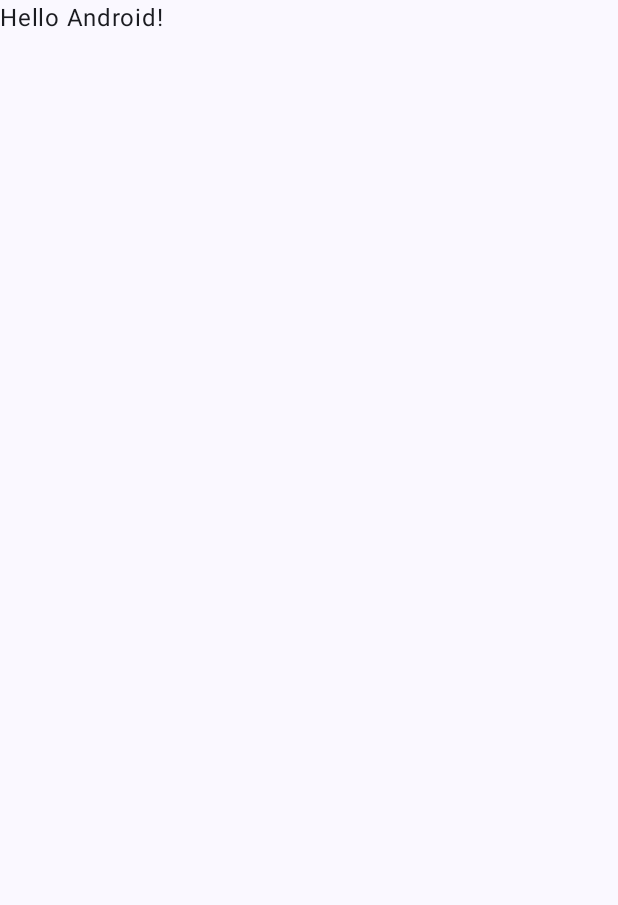
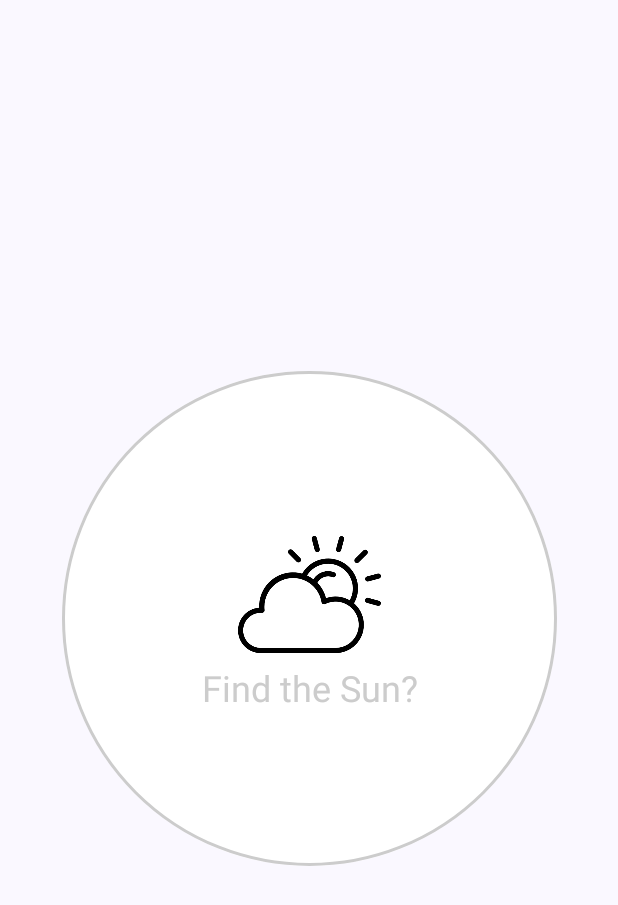
Before and after one commit to arstanrakhmat/weather-forecast-compose, an Android app built with Jetpack Compose: the screen it shows after launch (MainActivity), on a phone screen of 412 x 824 dp. Before the commit the part shown is almost empty. Shown: the top 905 px of the screen. Run offline under Robolectric (Android 15) with nearby library versions, the phone set to English and light mode, and no system bars; our stand-ins replace Dagger/Hilt's generated code.

Commit message:
Create the UI of splash screen

```diff
--- a/app/build.gradle
+++ b/app/build.gradle
@@ -39,7 +39,7 @@ android {
         compose true
     }
     composeOptions {
-        kotlinCompilerExtensionVersion '1.3.2'
+        kotlinCompilerExtensionVersion '1.5.3'
     }
     packagingOptions {
         resources {
@@ -70,10 +70,10 @@ dependencies {
     //Dagger - Hilt
     implementation 'com.google.dagger:hilt-android:2.48'
 
-    implementation "androidx.hilt:hilt-lifecycle-viewmodel:1.0.0-alpha03"
+//    implementation "androidx.hilt:hilt-lifecycle-viewmodel:1.0.0-alpha03"
 // Dagger - Hilt
     kapt "com.google.dagger:hilt-android-compiler:2.48"
-    implementation "androidx.hilt:hilt-lifecycle-viewmodel:1.0.0-alpha03"
+//    implementation "androidx.hilt:hilt-lifecycle-viewmodel:1.0.0-alpha03"
     kapt "androidx.hilt:hilt-compiler:1.0.0"
     implementation "androidx.hilt:hilt-navigation-compose:1.0.0-beta01"
 
--- a/app/src/main/java/com/example/weatherapp/MainActivity.kt
+++ b/app/src/main/java/com/example/weatherapp/MainActivity.kt
@@ -3,13 +3,16 @@ package com.example.weatherapp
 import android.os.Bundle
 import androidx.activity.ComponentActivity
 import androidx.activity.compose.setContent
+import androidx.compose.foundation.layout.Arrangement
+import androidx.compose.foundation.layout.Column
 import androidx.compose.foundation.layout.fillMaxSize
 import androidx.compose.material3.MaterialTheme
 import androidx.compose.material3.Surface
-import androidx.compose.material3.Text
 import androidx.compose.runtime.Composable
+import androidx.compose.ui.Alignment
 import androidx.compose.ui.Modifier
 import androidx.compose.ui.tooling.preview.Preview
+import com.example.weatherapp.navigation.WeatherNavigation
 import com.example.weatherapp.ui.theme.WeatherAppTheme
 import dagger.hilt.android.AndroidEntryPoint
 
@@ -18,31 +21,33 @@ class MainActivity : ComponentActivity() {
     override fun onCreate(savedInstanceState: Bundle?) {
         super.onCreate(savedInstanceState)
         setContent {
-            WeatherAppTheme {
-                // A surface container using the 'background' color from the theme
-                Surface(
-                    modifier = Modifier.fillMaxSize(),
-                    color = MaterialTheme.colorScheme.background
-                ) {
-                    Greeting("Android")
-                }
-            }
+            WeatherApp()
         }
     }
 }
 
 @Composable
-fun Greeting(name: String, modifier: Modifier = Modifier) {
-    Text(
-        text = "Hello $name!",
-        modifier = modifier
-    )
+fun WeatherApp() {
+    WeatherAppTheme {
+        // A surface container using the 'background' color from the theme
+        Surface(
+            modifier = Modifier.fillMaxSize(),
+            color = MaterialTheme.colorScheme.background
+        ) {
+            Column(
+                verticalArrangement = Arrangement.Center,
+                horizontalAlignment = Alignment.CenterHorizontally
+            ) {
+                WeatherNavigation()
+            }
+        }
+    }
 }
 
 @Preview(showBackground = true)
 @Composable
 fun GreetingPreview() {
     WeatherAppTheme {
-        Greeting("Android")
+
     }
 }
--- a/app/src/main/java/com/example/weatherapp/screens/WeatherSplashScreen.kt
+++ b/app/src/main/java/com/example/weatherapp/screens/WeatherSplashScreen.kt
@@ -1,10 +1,51 @@
 package com.example.weatherapp.screens
 
+import androidx.compose.foundation.BorderStroke
+import androidx.compose.foundation.Image
+import androidx.compose.foundation.layout.Arrangement
+import androidx.compose.foundation.layout.Column
+import androidx.compose.foundation.layout.padding
+import androidx.compose.foundation.layout.size
+import androidx.compose.foundation.shape.CircleShape
+import androidx.compose.material3.MaterialTheme
+import androidx.compose.material3.Surface
 import androidx.compose.material3.Text
 import androidx.compose.runtime.Composable
+import androidx.compose.ui.Alignment
+import androidx.compose.ui.Modifier
+import androidx.compose.ui.graphics.Color
+import androidx.compose.ui.layout.ContentScale
+import androidx.compose.ui.res.painterResource
+import androidx.compose.ui.unit.dp
 import androidx.navigation.NavController
+import com.example.weatherapp.R
 
 @Composable
 fun WeatherSplashScreen(navController: NavController) {
-    Text(text = "splashScreen")
+    Surface(
+        modifier = Modifier
+            .padding(16.dp)
+            .size(330.dp),
+        shape = CircleShape,
+        color = Color.White,
+        border = BorderStroke(width = 2.dp, color = Color.LightGray)
+    ) {
+        Column(
+            modifier = Modifier.padding(1.dp),
+            horizontalAlignment = Alignment.CenterHorizontally,
+            verticalArrangement = Arrangement.Center
+        ) {
+            Image(
+                painter = painterResource(id = R.drawable.sun),
+                contentDescription = "splash icon",
+                contentScale = ContentScale.Fit,
+                modifier = Modifier.size(95.dp)
+            )
+            Text(
+                text = "Find the Sun?",
+                style = MaterialTheme.typography.headlineSmall,
+                color = Color.LightGray
+            )
+        }
+    }
 }
--- a/build.gradle
+++ b/build.gradle
@@ -2,6 +2,6 @@
 plugins {
     id 'com.android.application' version '8.0.2' apply false
     id 'com.android.library' version '8.0.2' apply false
-    id 'org.jetbrains.kotlin.android' version '1.7.20' apply false
+    id 'org.jetbrains.kotlin.android' version '1.9.10' apply false
     id 'com.google.dagger.hilt.android' version '2.48' apply false
 }
```
Also changed, not shown: app/src/main/res/drawable/humidity.png (added), app/src/main/res/drawable/pressure.png (added), app/src/main/res/drawable/rain.png (added), app/src/main/res/drawable/sun.png (added), app/src/main/res/drawable/sunrise.png (added), app/src/main/res/drawable/sunset.png (added), app/src/main/res/drawable/wind.png (added).
